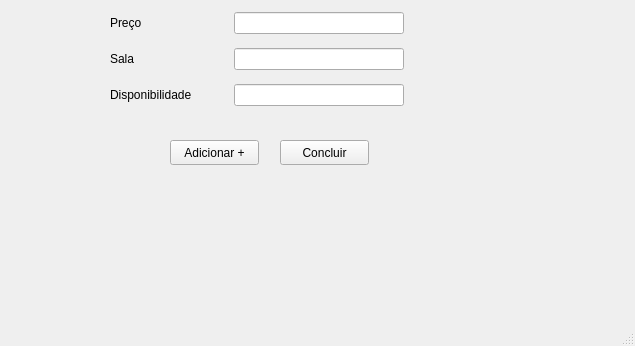
Old version of the form ui/viewEventos.ui in the repository PedroAugustoRamalhoDuarte/Trabalho-TP1; both pictures show x 190 to 825 and y 160 to 506 of the 825 by 506 pixel window.
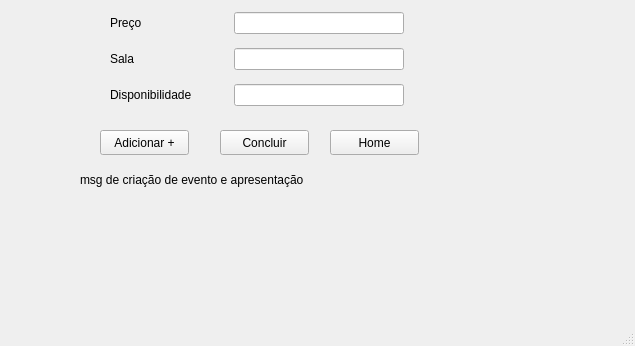
New version of the form. The open tabs and pages were chosen to show the change.

Commit message: labelCheck: Evento Criado e Venda Concluida

The edit to the form file:
```diff
--- a/ui/viewEventos.ui
+++ b/ui/viewEventos.ui
@@ -458,8 +458,8 @@
      <widget class="QPushButton" name="btnAdicionarApr">
       <property name="geometry">
        <rect>
-        <x>360</x>
-        <y>290</y>
+        <x>290</x>
+        <y>280</y>
         <width>89</width>
         <height>25</height>
        </rect>
@@ -471,8 +471,8 @@
      <widget class="QPushButton" name="btnConcluirApr">
       <property name="geometry">
        <rect>
-        <x>470</x>
-        <y>290</y>
+        <x>410</x>
+        <y>280</y>
         <width>89</width>
         <height>25</height>
        </rect>
@@ -677,6 +677,32 @@
        </item>
       </layout>
      </widget>
+     <widget class="QLabel" name="labelCreated">
+      <property name="geometry">
+       <rect>
+        <x>270</x>
+        <y>320</y>
+        <width>441</width>
+        <height>20</height>
+       </rect>
+      </property>
+      <property name="text">
+       <string>msg de criação de evento e apresentação</string>
+      </property>
+     </widget>
+     <widget class="QPushButton" name="buttonHome">
+      <property name="geometry">
+       <rect>
+        <x>520</x>
+        <y>280</y>
+        <width>89</width>
+        <height>25</height>
+       </rect>
+      </property>
+      <property name="text">
+       <string>Home</string>
+      </property>
+     </widget>
     </widget>
     <widget class="QWidget" name="page_5">
      <widget class="QTableWidget" name="tableApresentacao">
```
Left out of the diff: 2 changed lines with no effect on the pictures. The commit also changes 9 other files.
